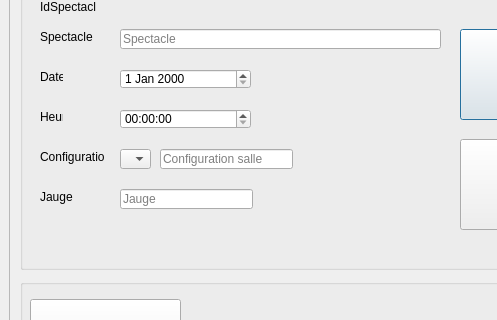
This is FestiClicC/spectacles.ui in FestiClic/FestiClic3 as Qt 5 draws it before an edit; both pictures show x 0 to 497 and y 251 to 571 of the 971 by 671 pixel window. The edited form follows.
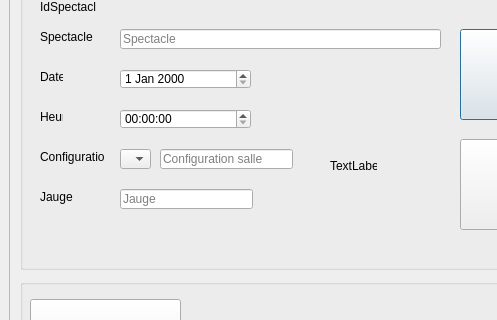
This is the edited form.

What changed in the file:
```diff
--- a/FestiClicC/spectacles.ui
+++ b/FestiClicC/spectacles.ui
@@ -245,6 +245,19 @@
        <string>Ajouter</string>
       </property>
      </widget>
+     <widget class="QLabel" name="sLabelIdConfigSalle">
+      <property name="geometry">
+       <rect>
+        <x>310</x>
+        <y>180</y>
+        <width>47</width>
+        <height>13</height>
+       </rect>
+      </property>
+      <property name="text">
+       <string>TextLabel</string>
+      </property>
+     </widget>
     </widget>
     <widget class="QGroupBox" name="groupBox_2">
      <property name="geometry">
```
Left out of the diff: 4 changed lines with no effect on the pictures.
